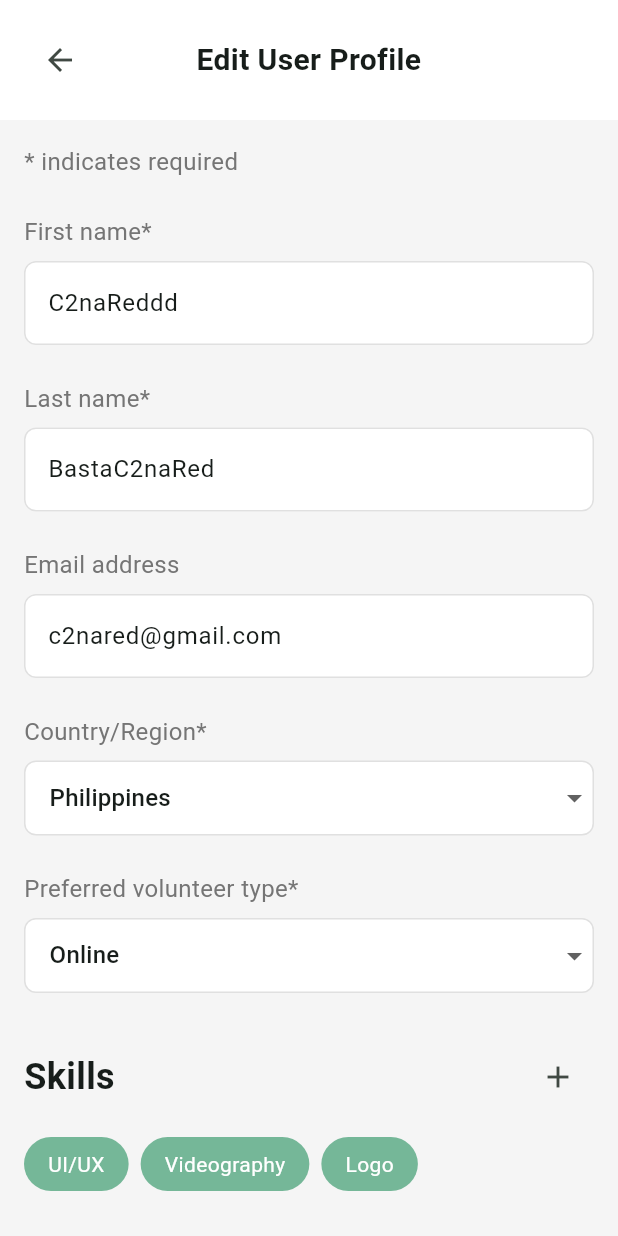
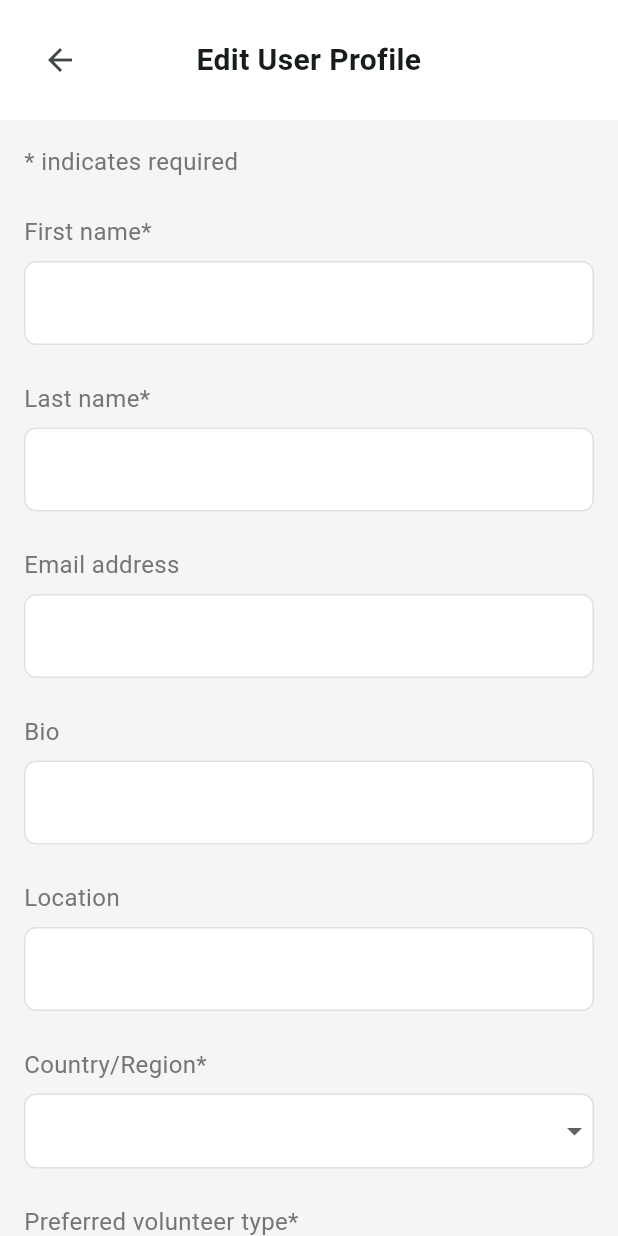
Before and after one commit to seolyam/kindhand, a Flutter app: the EditProfileScreen screen opened directly with empty values, on a phone screen of 412 x 824 dp. Run offline on Flutter 3.47's test engine with Material 3 defaults, Android fonts, the light colour scheme and no system bars; our stand-ins replace flutter_feather_icons, shared_preferences; accounts and stored records are empty.

Commit message:
chore: improve editprofilescreen ui

```diff
--- a/lib/screens/edit_profile_screen.dart
+++ b/lib/screens/edit_profile_screen.dart
@@ -19,22 +19,28 @@ class _EditProfileScreenState extends State<EditProfileScreen> {
   late TextEditingController _firstNameController;
   late TextEditingController _lastNameController;
   late TextEditingController _emailController;
+  late TextEditingController _bioController;
+  late TextEditingController _locationController;
   String _selectedCountry = 'Philippines';
   String _selectedVolunteerType = 'Online';
   List<String> _skills = [];
-  String _selectedSchool =
-      'University of St. La Salle'; // Added _selectedSchool
+  List<Map<String, String>> _education = [];
 
   @override
   void initState() {
     super.initState();
     _firstNameController =
-        TextEditingController(text: 'C2naReddd'); // Updated initial values
+        TextEditingController(text: widget.userData['firstName']);
     _lastNameController =
-        TextEditingController(text: 'BastaC2naRed'); // Updated initial values
-    _emailController = TextEditingController(
-        text: 'c2nared@gmail.com'); // Updated initial values
-    _skills = ['UI/UX', 'Videography', 'Logo']; // Updated initial skills
+        TextEditingController(text: widget.userData['lastName']);
+    _emailController = TextEditingController(text: widget.userData['email']);
+    _bioController = TextEditingController(text: widget.userData['bio']);
+    _locationController =
+        TextEditingController(text: widget.userData['location']);
+    _selectedCountry = widget.userData['country'];
+    _selectedVolunteerType = widget.userData['volunteerType'];
+    _skills = List<String>.from(widget.userData['skills']);
+    _education = List<Map<String, String>>.from(widget.userData['education']);
   }
 
   void _addSkill() {
@@ -72,31 +78,82 @@ class _EditProfileScreenState extends State<EditProfileScreen> {
     );
   }
 
+  void _addEducation() {
+    showDialog(
+      context: context,
+      builder: (context) {
+        final schoolController = TextEditingController();
+        final yearsController = TextEditingController();
+        return AlertDialog(
+          title: const Text('Add Education'),
+          content: Column(
+            mainAxisSize: MainAxisSize.min,
+            children: [
+              TextField(
+                controller: schoolController,
+                decoration: const InputDecoration(
+                  hintText: 'School name',
+                ),
+              ),
+              const SizedBox(height: 8),
+              TextField(
+                controller: yearsController,
+                decoration: const InputDecoration(
+                  hintText: 'Years (e.g., 2020-2026)',
+                ),
+              ),
+            ],
+          ),
+          actions: [
+            TextButton(
+              onPressed: () => Navigator.pop(context),
+              child: const Text('Cancel'),
+            ),
+            TextButton(
+              onPressed: () {
+                if (schoolController.text.isNotEmpty &&
+                    yearsController.text.isNotEmpty) {
+                  setState(() {
+                    _education.add({
+                      'school': schoolController.text,
+                      'years': yearsController.text,
+                    });
+                  });
+                  Navigator.pop(context);
+                }
+              },
+              child: const Text('Add'),
+            ),
+          ],
+        );
+      },
+    );
+  }
+
   void _saveProfile() {
     if (_formKey.currentState!.validate()) {
       final updatedData = {
         'firstName': _firstNameController.text,
         'lastName': _lastNameController.text,
         'email': _emailController.text,
+        'bio': _bioController.text,
+        'location': _locationController.text,
         'country': _selectedCountry,
         'volunteerType': _selectedVolunteerType,
         'skills': _skills,
-        'education': [
-          {
-            'school': _selectedSchool,
-            'years': '2020-2026'
-          } // Added education data
-        ],
+        'education': _education,
+        'status':
+            'Student at University of St. La Salle', // This could also be made editable
       };
       widget.onSave(updatedData);
-      Navigator.pop(context);
+      Navigator.pop(context, updatedData);
     }
   }
 
   @override
   Widget build(BuildContext context) {
     return Scaffold(
-      backgroundColor: const Color(0xFFF5F5F5), // Added background color
+      backgroundColor: const Color(0xFFF5F5F5),
       body: SafeArea(
         child: Form(
           key: _formKey,
@@ -104,7 +161,6 @@ class _EditProfileScreenState extends State<EditProfileScreen> {
             child: Column(
               crossAxisAlignment: CrossAxisAlignment.start,
               children: [
-                // Header
                 Container(
                   color: Colors.white,
                   padding: const EdgeInsets.all(16),
@@ -158,6 +214,16 @@ class _EditProfileScreenState extends State<EditProfileScreen> {
                         _emailController,
                       ),
                       const SizedBox(height: 24),
+                      _buildFormField(
+                        'Bio',
+                        _bioController,
+                      ),
+                      const SizedBox(height: 24),
+                      _buildFormField(
+                        'Location',
+                        _locationController,
+                      ),
+                      const SizedBox(height: 24),
                       _buildDropdownField(
                         'Country/Region*',
                         _selectedCountry,
@@ -206,57 +272,21 @@ class _EditProfileScreenState extends State<EditProfileScreen> {
                         ),
                       ),
                       const SizedBox(height: 16),
-                      Column(
-                        crossAxisAlignment: CrossAxisAlignment.start,
-                        children: [
-                          Text(
-                            'School*',
-                            style: TextStyle(
-                              color: Colors.grey[600],
-                              fontSize: 16,
-                            ),
-                          ),
-                          const SizedBox(height: 8),
-                          Container(
-                            decoration: BoxDecoration(
-                              color: Colors.white,
-                              borderRadius: BorderRadius.circular(8),
-                              border: Border.all(color: Colors.grey[300]!),
-                            ),
-                            child: DropdownButtonFormField<String>(
-                              value: _selectedSchool,
-                              items: ['University of St. La Salle']
-                                  .map((school) => DropdownMenuItem(
-                                        value: school,
-                                        child: Text(school),
-                                      ))
-                                  .toList(),
-                              onChanged: (value) {
-                                setState(() => _selectedSchool = value!);
-                              },
-                              decoration: const InputDecoration(
-                                contentPadding:
-                                    EdgeInsets.symmetric(horizontal: 16),
-                                border: InputBorder.none,
-                              ),
-                            ),
-                          ),
-                        ],
-                      ),
-                      const SizedBox(height: 16),
+                      ..._education.map((edu) => ListTile(
+                            title: Text(edu['school']!),
+                            subtitle: Text(edu['years']!),
+                            contentPadding: EdgeInsets.zero,
+                          )),
                       TextButton.icon(
-                        onPressed: () {
-                          // Add new education logic
-                        },
-                        icon: Icon(
+                        onPressed: _addEducation,
+                        icon: const Icon(
                           Icons.add,
-                          color: const Color(0xFF75B798),
-                          size: 24,
+                          color: Color(0xFF75B798),
                         ),
-                        label: Text(
+                        label: const Text(
                           'Add new education',
                           style: TextStyle(
-                            color: const Color(0xFF75B798),
+                            color: Color(0xFF75B798),
                             fontSize: 16,
                           ),
                         ),
@@ -266,8 +296,7 @@ class _EditProfileScreenState extends State<EditProfileScreen> {
                         width: double.infinity,
                         height: 56,
                         child: ElevatedButton(
-                          onPressed:
-                              _saveProfile, // Changed onPressed to _saveProfile
+                          onPressed: _saveProfile,
                           style: ElevatedButton.styleFrom(
                             backgroundColor: const Color(0xFF75B798),
                             shape: RoundedRectangleBorder(
@@ -277,9 +306,9 @@ class _EditProfileScreenState extends State<EditProfileScreen> {
                           child: const Text(
                             'Save',
                             style: TextStyle(
-                              fontSize: 18,
-                              fontWeight: FontWeight.w600,
-                            ),
+                                fontSize: 18,
+                                fontWeight: FontWeight.w600,
+                                color: Colors.white),
                           ),
                         ),
                       ),
@@ -405,6 +434,8 @@ class _EditProfileScreenState extends State<EditProfileScreen> {
     _firstNameController.dispose();
     _lastNameController.dispose();
     _emailController.dispose();
+    _bioController.dispose();
+    _locationController.dispose();
     super.dispose();
   }
 }
```
